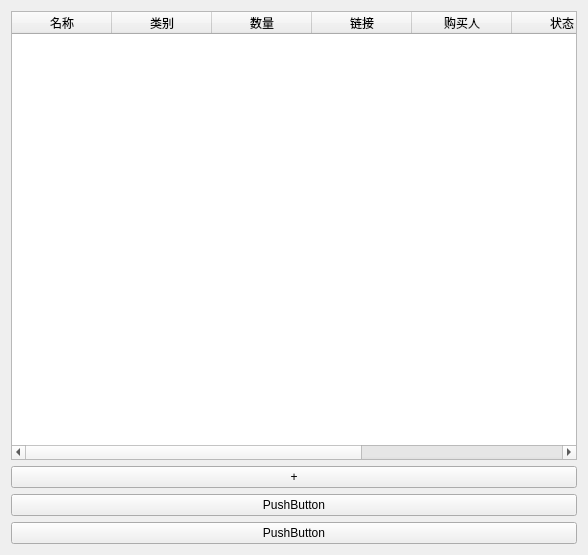
Above: page/currentmonthpage.ui from SCUT-RobotIC/RobotICPurchasingSystem before the change. Below: the same form after it.
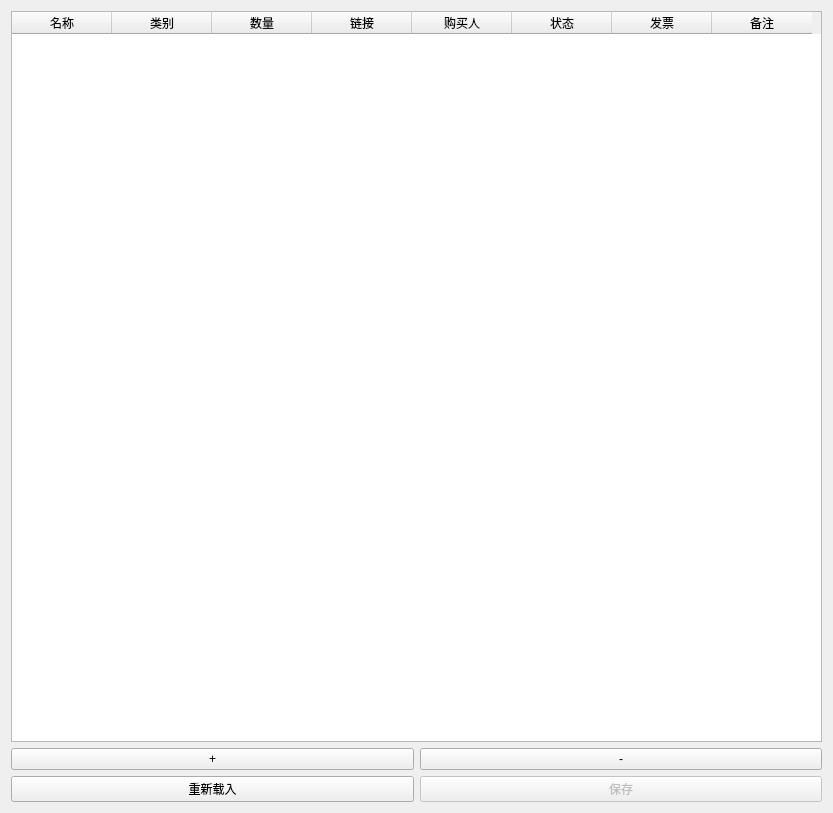
That is the form after the change.

What changed in the file:
```diff
--- a/page/currentmonthpage.ui
+++ b/page/currentmonthpage.ui
@@ -6,8 +6,8 @@
    <rect>
     <x>0</x>
     <y>0</y>
-    <width>588</width>
-    <height>555</height>
+    <width>833</width>
+    <height>813</height>
    </rect>
   </property>
   <property name="windowTitle">
@@ -59,25 +59,39 @@
     </widget>
    </item>
    <item>
-    <widget class="QPushButton" name="addLine">
+    <layout class="QGridLayout" name="gridLayout">
+     <item row="0" column="1">
+      <widget class="QPushButton" name="deleteLine">
      <property name="text">
-      <string>+</string>
+        <string>-</string>
      </property>
     </widget>
    </item>
-   <item>
+     <item row="1" column="0">
     <widget class="QPushButton" name="pushButton">
      <property name="text">
-      <string>PushButton</string>
+        <string>重新载入</string>
      </property>
     </widget>
    </item>
-   <item>
+     <item row="1" column="1">
     <widget class="QPushButton" name="pushButton_2">
+       <property name="enabled">
+        <bool>false</bool>
+       </property>
      <property name="text">
-      <string>PushButton</string>
-     </property>
-    </widget>
+        <string>保存</string>
+       </property>
+      </widget>
+     </item>
+     <item row="0" column="0">
+      <widget class="QPushButton" name="addLine">
+       <property name="text">
+        <string>+</string>
+       </property>
+      </widget>
+     </item>
+    </layout>
    </item>
   </layout>
  </widget>
```
Left out of the diff: 3 changed lines with no effect on the pictures. Lines whose indentation alone changed are shown as unchanged.
